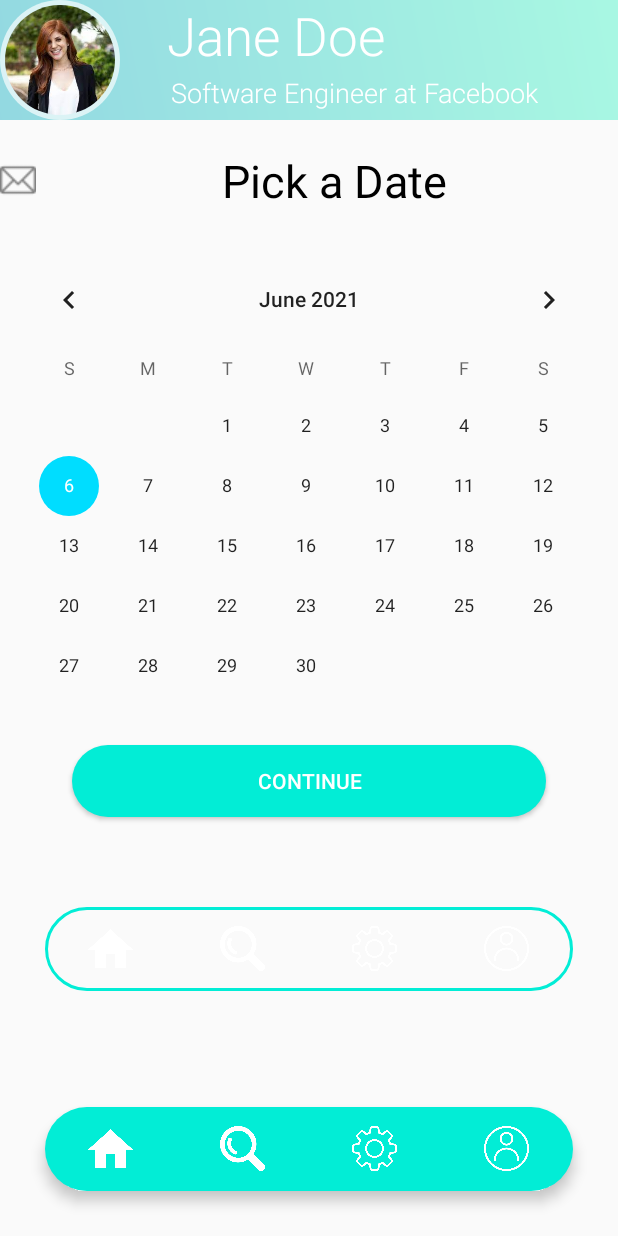
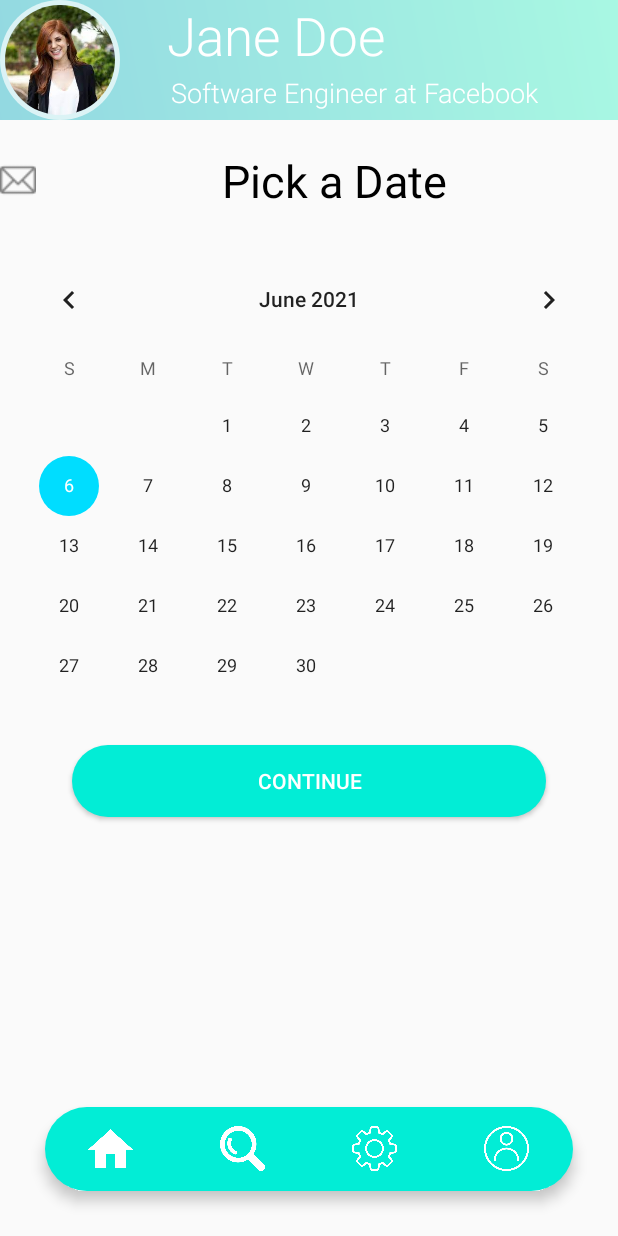
Before and after one commit to evialv/Computer_Human_Interaction_Project, an Android app: the CalendarBooking screen opened directly, with no data from a screen before it, on a phone screen of 412 x 824 dp. Run offline under Robolectric (Android 15) with nearby library versions, the phone set to English and light mode, and no system bars; our stand-ins replace CircleImageView.

Commit message:
fixing menu issue

```diff
--- a/app/src/main/res/layout/activity_calendar_booking.xml
+++ b/app/src/main/res/layout/activity_calendar_booking.xml
@@ -143,17 +143,5 @@
             app2:layout_constraintTop_toBottomOf="@+id/password"
             app2:layout_constraintVertical_bias="0.0" />
 
-        <com.google.android.material.bottomnavigation.BottomNavigationView
-            android:id="@+id/bottomNav"
-            android:layout_width="match_parent"
-            android:layout_height="wrap_content"
-            android:layout_margin="30dp"
-            android:layout_marginBottom="675dp"
-            android:background="@drawable/bg_button_book"
-            app:elevation="2dp"
-            app:itemIconSize="30dp"
-            app:itemIconTint="@drawable/item_selector"
-            app:labelVisibilityMode="unlabeled"
-            app:menu="@menu/menu_items" />
     </LinearLayout>
 </androidx.constraintlayout.widget.ConstraintLayout>
```
